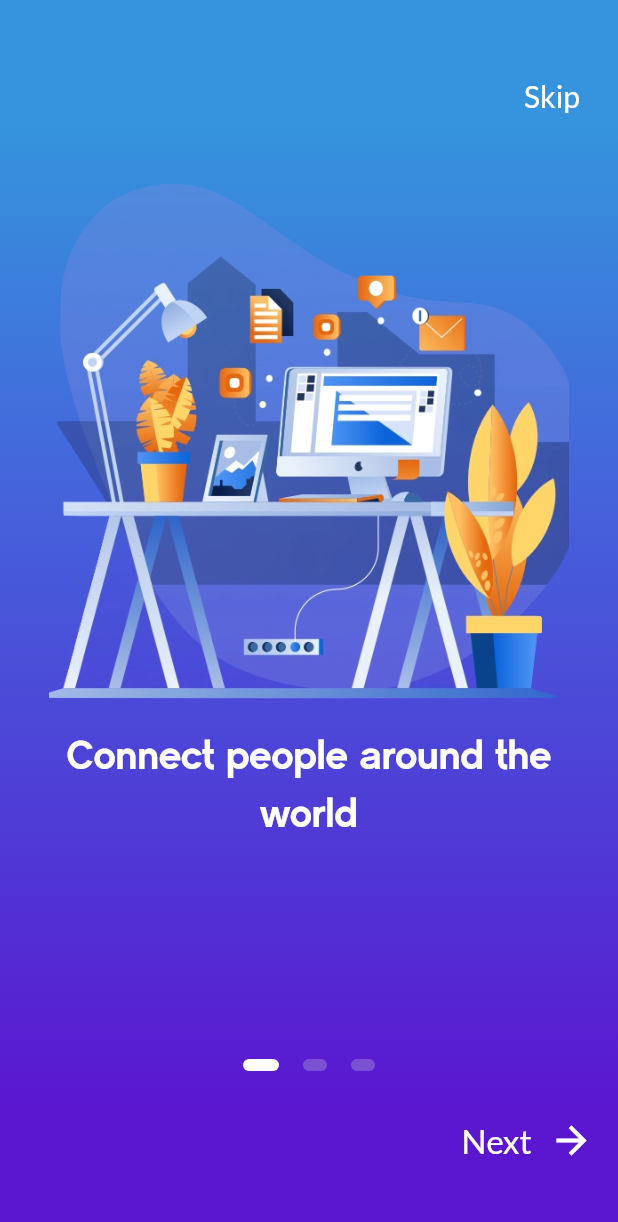
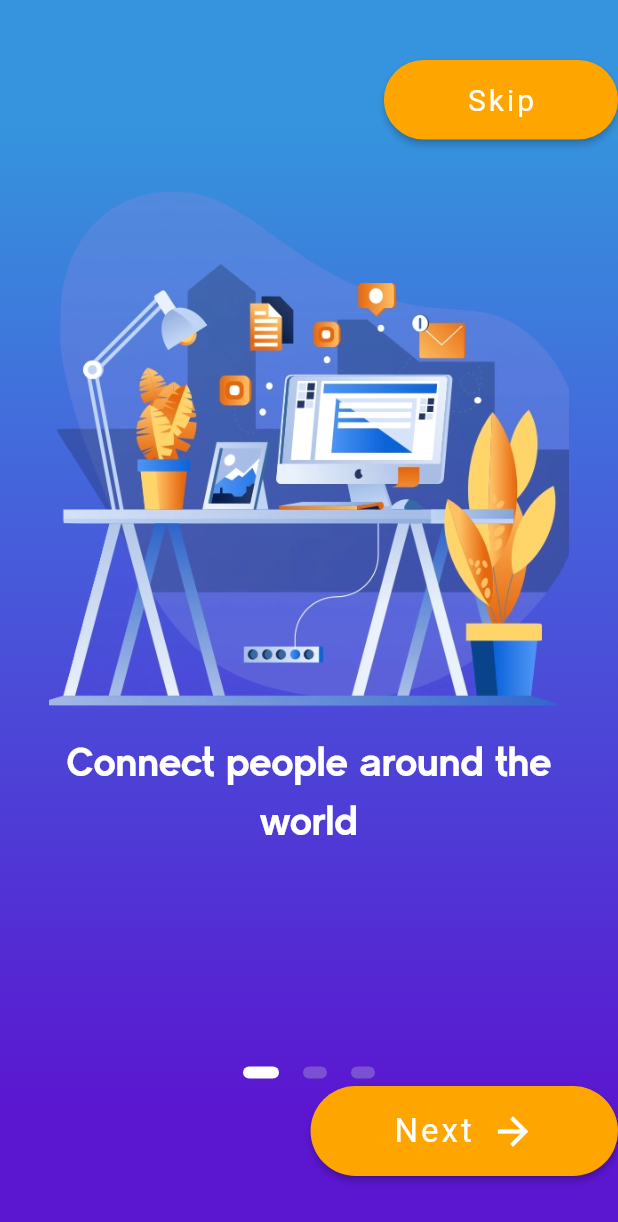
Before and after one commit to ankit435/murls, a Flutter app: the screen it shows after launch, on a phone screen of 412 x 824 dp. Shown: the top 1222 px of the screen. Run offline on Flutter 3.47's test engine with Material 2 defaults, Android fonts, the phone set to English and light mode, and no system bars; our stand-ins replace fl_chart, flutter_secure_storage, flutter_svg, google_fonts, shared_preferences; missing offline and left inert: flutter_appauth; accounts and stored records are empty.

Commit message:
third commit

```diff
--- a/mobile/lib/screens/listed_url_screen.dart
+++ b/mobile/lib/screens/listed_url_screen.dart
@@ -7,6 +7,7 @@ import 'package:provider/provider.dart';
 import '../widgets/app_drawer.dart';
 import './add_new_urls.dart';
 
+// ignore: camel_case_types
 class listed_url extends StatefulWidget {
   static const routeName = '/listed-urls';
 
@@ -14,6 +15,7 @@ class listed_url extends StatefulWidget {
   _listed_urlState createState() => _listed_urlState();
 }
 
+// ignore: camel_case_types
 class _listed_urlState extends State<listed_url> {
   var _isInit = true;
   var _isLoading = false;
--- a/mobile/lib/screens/onboarding_screen.dart
+++ b/mobile/lib/screens/onboarding_screen.dart
@@ -44,16 +44,10 @@ class _OnboardingScreenState extends State<OnboardingScreen> {
 
   @override
   Widget build(BuildContext context) {
-    final islansacpe =
-        MediaQuery.of(context).orientation == Orientation.landscape;
     MediaQueryData _mediaQueryData = MediaQuery.of(context);
     var widths = _mediaQueryData.size.width;
     var heights = _mediaQueryData.size.height;
-    // if (islansacpe) {
-    //   var temp = heights;
-    //   heights = widths;
-    //   widths = temp;
-    // }
+
     return Scaffold(
       body: AnnotatedRegion<SystemUiOverlayStyle>(
         value: SystemUiOverlayStyle.light,
@@ -78,7 +72,7 @@ class _OnboardingScreenState extends State<OnboardingScreen> {
               children: <Widget>[
                 Container(
                   alignment: Alignment.centerRight,
-                  child: FlatButton(
+                  child: ElevatedButton(
                     onPressed: () {
                       _storeOnboardInfo();
                       Navigator.pushReplacement(
@@ -219,7 +213,7 @@ class _OnboardingScreenState extends State<OnboardingScreen> {
                     ? Expanded(
                         child: Align(
                           alignment: FractionalOffset.bottomRight,
-                          child: FlatButton(
+                          child: ElevatedButton(
                             onPressed: () {
                               _pageController.nextPage(
                                 duration: Duration(milliseconds: 500),
--- a/mobile/lib/screens/url_detail_screen.dart
+++ b/mobile/lib/screens/url_detail_screen.dart
@@ -8,6 +8,7 @@ import 'package:provider/provider.dart';
 import '../widgets/graph.dart';
 import 'add_new_urls.dart';
 
+// ignore: camel_case_types
 class url_detail extends StatefulWidget {
   const url_detail({Key? key}) : super(key: key);
 
@@ -17,7 +18,9 @@ class url_detail extends StatefulWidget {
   _url_detailState createState() => _url_detailState();
 }
 
+// ignore: camel_case_types
 class _url_detailState extends State<url_detail> {
+  // ignore: non_constant_identifier_names
   void _startAddNewUrl(BuildContext context, String Id) {
     showModalBottomSheet(
       shape: RoundedRectangleBorder(
@@ -93,7 +96,7 @@ class _url_detailState extends State<url_detail> {
                     Clipboard.setData(
                       new ClipboardData(text: 'https://${loadedUrl.UserURl}'),
                     );
-                    key.currentState!.showSnackBar(
+                    ScaffoldMessenger.of(context).showSnackBar(
                       new SnackBar(
                         content: new Text(
                           "Copied urls",
--- a/mobile/lib/widgets/user_urls_item.dart
+++ b/mobile/lib/widgets/user_urls_item.dart
@@ -3,6 +3,7 @@ import 'package:murls/providers/murls_items.dart';
 import 'package:murls/screens/url_detail_screen.dart';
 import 'package:provider/provider.dart';
 
+// ignore: camel_case_types
 class userUrl extends StatelessWidget {
   final String allias;
   final String id;
@@ -40,13 +41,13 @@ class userUrl extends StatelessWidget {
               'Do you want to remove the this url?',
             ),
             actions: <Widget>[
-              FlatButton(
+              ElevatedButton(
                 child: Text('No'),
                 onPressed: () {
                   Navigator.of(ctx).pop(false);
                 },
               ),
-              FlatButton(
+              ElevatedButton(
                 child: Text('Yes'),
                 onPressed: () {
                   Navigator.of(ctx).pop(true);
```
Also changed, not shown: mobile/lib/providers/murls_item.dart (+10 -0 lines), mobile/lib/providers/murls_items.dart (+9 -6 lines), mobile/lib/screens/add_new_urls.dart (+8 -4 lines).
